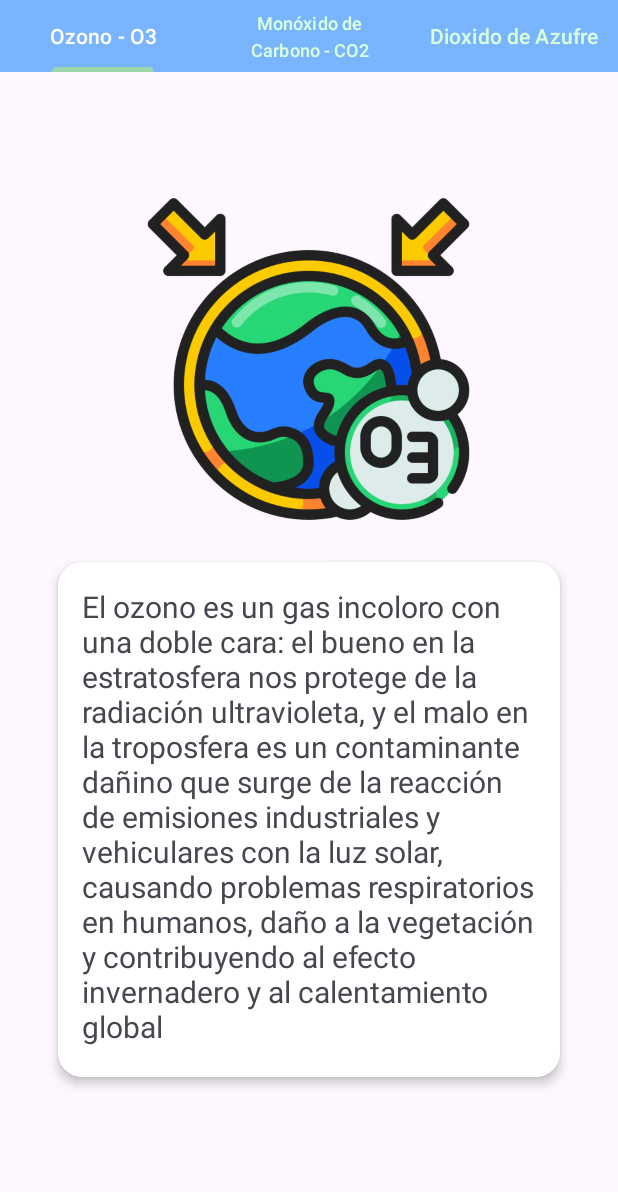
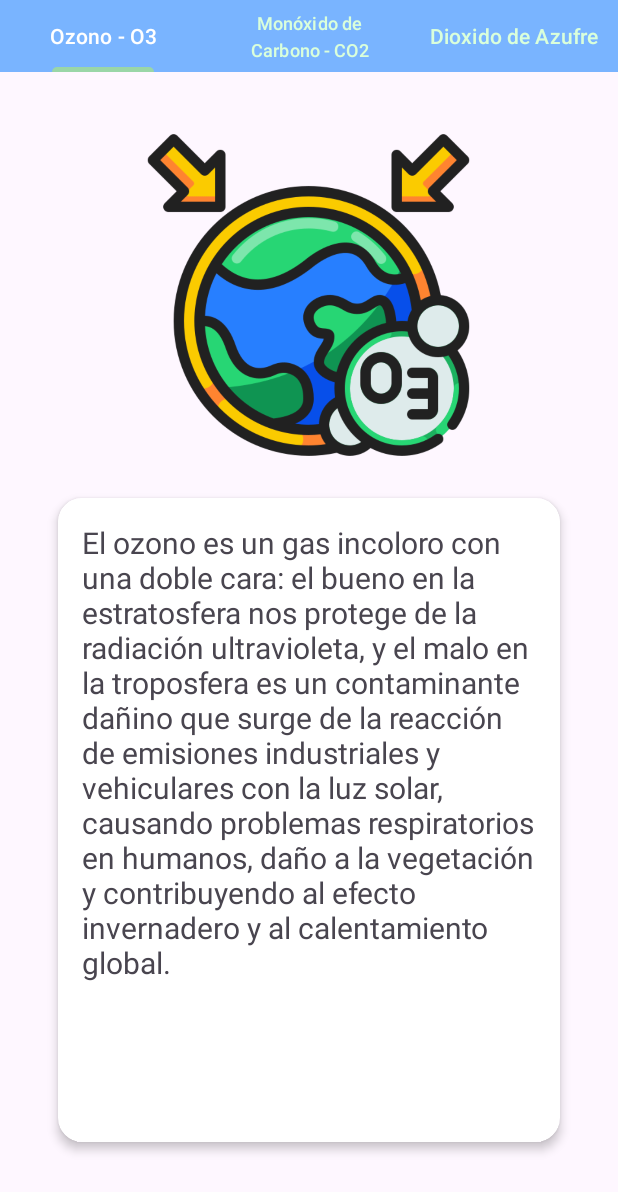
Before and after one commit to JGasBul/CleanBajoqueta-Cliente, an Android app: the screen it shows after launch (InfoActivity), after a tap on an icon or button, on a phone screen of 412 x 824 dp. Shown: the top 1192 px of the screen. Run offline under Robolectric (Android 15) with nearby library versions, the phone set to English and light mode, and no system bars.

Commit message:
Correció commit

```diff
--- a/android/app/src/main/res/layout/fragment1.xml
+++ b/android/app/src/main/res/layout/fragment1.xml
@@ -21,11 +21,17 @@
         app:cardElevation="4dp"
         app:cardUseCompatPadding="true">
 
-        <TextView
-            android:layout_width="wrap_content"
-            android:layout_height="343dp"
-            android:background="@drawable/rounded_background"
-            android:text="El ozono es un gas incoloro con una doble cara: el bueno en la estratosfera nos protege de la radiación ultravioleta, y el malo en la troposfera es un contaminante dañino que surge de la reacción de emisiones industriales y vehiculares con la luz solar, causando problemas respiratorios en humanos, daño a la vegetación y contribuyendo al efecto invernadero y al calentamiento global"
-            android:textSize="20sp" />
+        <ScrollView
+            android:layout_width="match_parent"
+            android:layout_height="429dp">
+
+            <TextView
+                android:layout_width="match_parent"
+                android:layout_height="wrap_content"
+                android:background="@drawable/rounded_background"
+                android:text="El ozono es un gas incoloro con una doble cara: el bueno en la estratosfera nos protege de la radiación ultravioleta, y el malo en la troposfera es un contaminante dañino que surge de la reacción de emisiones industriales y vehiculares con la luz solar, causando problemas respiratorios en humanos, daño a la vegetación y contribuyendo al efecto invernadero y al calentamiento global."
+                android:textSize="20sp" />
+        </ScrollView>
     </androidx.cardview.widget.CardView>
+
 </LinearLayout>
```
Also changed, not shown: android/app/src/main/res/layout/fragment2.xml (+13 -7 lines), android/app/src/main/res/layout/fragment3.xml (+12 -6 lines).
